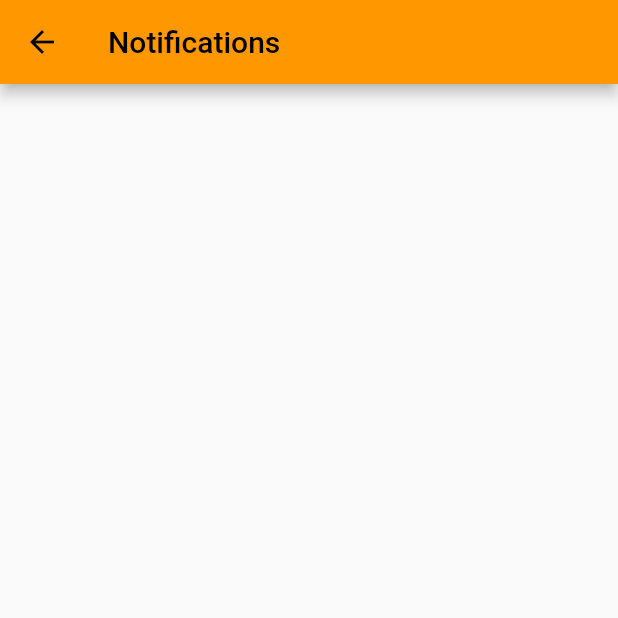
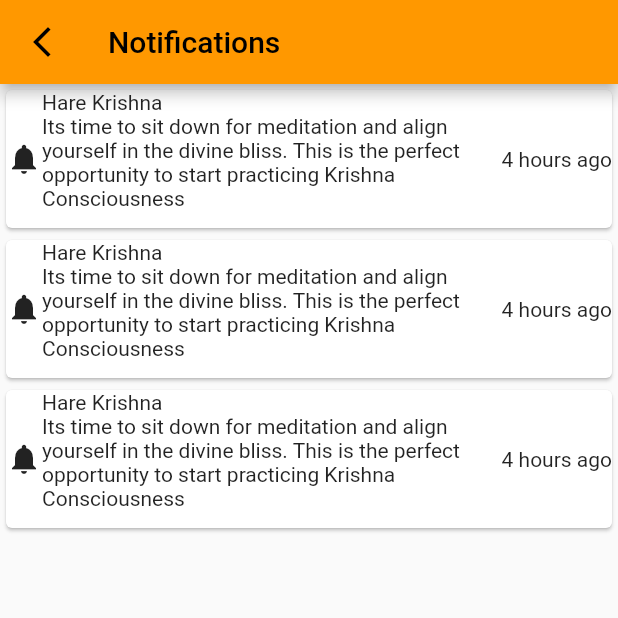
Before and after one commit to mishraaditya595/Gita-App, a Flutter app: the NotificationsScreen screen opened directly, on a phone screen of 412 x 824 dp, the top half of it. Run offline on Flutter 3.47's test engine with Material 2 defaults, Android fonts, the phone set to English and light mode, and no system bars; our stand-ins replace carousel_pro, connectivity_plus, firebase_core, firebase_messaging, flutter_html, flutter_local_notifications and 8 more; missing offline and left inert: dart:ffi, device_information; accounts and stored records are empty; generated files the repository leaves out were written again.

Commit message:
notification card widget

```diff
--- a/lib/ui/screens/notifications_screen.dart
+++ b/lib/ui/screens/notifications_screen.dart
@@ -1,5 +1,7 @@
 import 'package:flutter/cupertino.dart';
 import 'package:flutter/material.dart';
+
+import '../widgets/notification_card_widget.dart';
 
 class NotificationsScreen extends StatefulWidget {
   const NotificationsScreen({Key? key}) : super(key: key);
@@ -13,8 +15,21 @@ class _NotificationsScreenState extends State<NotificationsScreen> {
   Widget build(BuildContext context) {
     return Scaffold(
       appBar: AppBar(
+        leading: IconButton(
+          onPressed: () {
+            Navigator.pop(context, true);
+            },
+        icon: const Icon(Icons.arrow_back_ios_new)
+        ) ,
         title: Text("Notifications"),
       ),
+      body: ListView.builder(
+          itemCount: 3,
+          itemBuilder: (context, position){
+            return(
+                NotificationCardWidget()
+            );
+      }),
     );
   }
 }
--- /dev/null
+++ b/lib/ui/widgets/notification_card_widget.dart
@@ -0,0 +1,36 @@
+import 'package:flutter/cupertino.dart';
+import 'package:flutter/material.dart';
+
+class NotificationCardWidget extends StatelessWidget {
+  const NotificationCardWidget({Key? key}) : super(key: key);
+
+  @override
+  Widget build(BuildContext context) {
+    return Container(
+      height: 100,
+      child: Card(
+        child: Row(
+          crossAxisAlignment: CrossAxisAlignment.center,
+          children: [
+            Icon(Icons.notifications),
+            Flexible(
+              child: Column(
+                crossAxisAlignment: CrossAxisAlignment.start,
+                children: const [
+                  Text("Hare Krishna"),
+                  Text(
+                      "Its time to sit down for meditation and align yourself in the divine bliss. This is the perfect opportunity to start practicing Krishna Consciousness",
+                    maxLines: 4,
+                  )
+                ],
+              ),
+            ),
+            Container(
+              child: Text("4 hours ago"),
+            )
+          ],
+        ),
+      ),
+    );
+  }
+}
```
